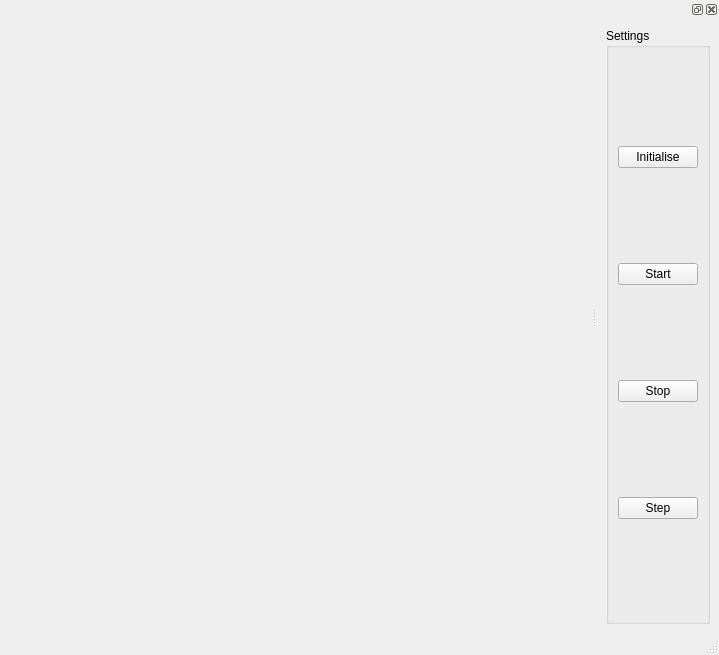
Above: ui/MainWindow.ui from rinafumoto/MPM before the change. Below: the same form after it.
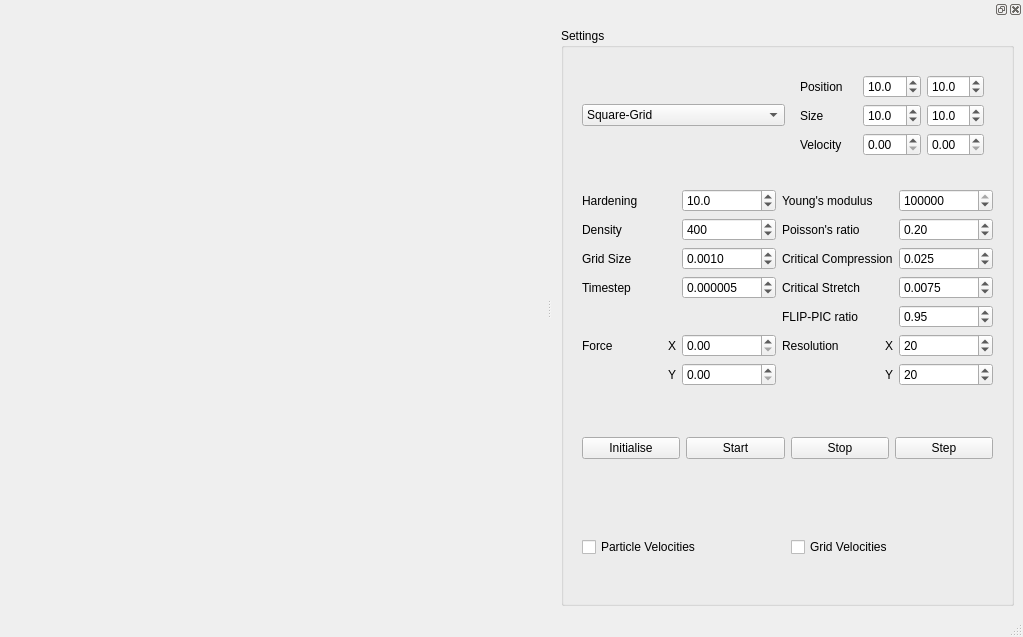
That is the form after the change.

```diff
--- a/ui/MainWindow.ui
+++ b/ui/MainWindow.ui
@@ -6,8 +6,8 @@
    <rect>
     <x>0</x>
     <y>0</y>
-    <width>719</width>
-    <height>655</height>
+    <width>1023</width>
+    <height>637</height>
    </rect>
   </property>
   <property name="windowTitle">
@@ -22,8 +22,8 @@
       </property>
       <property name="sizeHint" stdset="0">
        <size>
-        <width>452</width>
-        <height>20</height>
+        <width>552</width>
+        <height>0</height>
        </size>
       </property>
      </spacer>
@@ -42,6 +42,12 @@
   </widget>
   <widget class="QStatusBar" name="statusbar"/>
   <widget class="QDockWidget" name="dockWidget">
+   <property name="minimumSize">
+    <size>
+     <width>471</width>
+     <height>587</height>
+    </size>
+   </property>
    <attribute name="dockWidgetArea">
     <number>2</number>
    </attribute>
@@ -52,33 +58,447 @@
        <property name="title">
         <string>Settings</string>
        </property>
-       <layout class="QGridLayout" name="gridLayout_2">
-        <item row="3" column="1">
-         <widget class="QPushButton" name="m_step">
-          <property name="text">
-           <string>Step</string>
-          </property>
+       <layout class="QVBoxLayout" name="verticalLayout_2">
+        <item>
+         <widget class="QWidget" name="widget_4" native="true">
+          <layout class="QGridLayout" name="gridLayout_3">
+           <item row="0" column="1">
+            <widget class="QComboBox" name="m_shape">
+             <item>
+              <property name="text">
+               <string>Square-Grid</string>
+              </property>
+             </item>
+             <item>
+              <property name="text">
+               <string>Square-Rand</string>
+              </property>
+             </item>
+             <item>
+              <property name="text">
+               <string>Circle-LowRes</string>
+              </property>
+             </item>
+             <item>
+              <property name="text">
+               <string>Circle-HighRes</string>
+              </property>
+             </item>
+            </widget>
+           </item>
+           <item row="0" column="2">
+            <widget class="QWidget" name="widget_5" native="true">
+             <layout class="QGridLayout" name="gridLayout_4">
+              <item row="1" column="0">
+               <widget class="QLabel" name="label_13">
+                <property name="text">
+                 <string>Size</string>
+                </property>
+               </widget>
+              </item>
+              <item row="1" column="1">
+               <widget class="QDoubleSpinBox" name="m_sizeX">
+                <property name="decimals">
+                 <number>1</number>
+                </property>
+                <property name="value">
+                 <double>10.000000000000000</double>
+                </property>
+               </widget>
+              </item>
+              <item row="0" column="2">
+               <widget class="QDoubleSpinBox" name="m_posY">
+                <property name="decimals">
+                 <number>1</number>
+                </property>
+                <property name="value">
+                 <double>10.000000000000000</double>
+                </property>
+               </widget>
+              </item>
+              <item row="0" column="1">
+               <widget class="QDoubleSpinBox" name="m_posX">
+                <property name="decimals">
+                 <number>1</number>
+                </property>
+                <property name="value">
+                 <double>10.000000000000000</double>
+                </property>
+               </widget>
+              </item>
+              <item row="0" column="0">
+               <widget class="QLabel" name="label_12">
+                <property name="text">
+                 <string>Position</string>
+                </property>
+               </widget>
+              </item>
+              <item row="1" column="2">
+               <widget class="QDoubleSpinBox" name="m_sizeY">
+                <property name="decimals">
+                 <number>1</number>
+                </property>
+                <property name="value">
+                 <double>10.000000000000000</double>
+                </property>
+               </widget>
+              </item>
+              <item row="2" column="0">
+               <widget class="QLabel" name="label_18">
+                <property name="text">
+                 <string>Velocity</string>
+                </property>
+               </widget>
+              </item>
+              <item row="2" column="1">
+               <widget class="QDoubleSpinBox" name="m_velX">
+                <property name="decimals">
+                 <number>2</number>
+                </property>
+               </widget>
+              </item>
+              <item row="2" column="2">
+               <widget class="QDoubleSpinBox" name="m_velY">
+                <property name="decimals">
+                 <number>2</number>
+                </property>
+               </widget>
+              </item>
+             </layout>
+            </widget>
+           </item>
+          </layout>
          </widget>
         </item>
-        <item row="0" column="1">
-         <widget class="QPushButton" name="m_initialise">
-          <property name="text">
-           <string>Initialise</string>
-          </property>
+        <item>
+         <widget class="QWidget" name="widget" native="true">
+          <layout class="QGridLayout" name="gridLayout_2">
+           <item row="3" column="4">
+            <widget class="QDoubleSpinBox" name="m_poisson">
+             <property name="decimals">
+              <number>2</number>
+             </property>
+             <property name="singleStep">
+              <double>0.010000000000000</double>
+             </property>
+             <property name="value">
+              <double>0.200000000000000</double>
+             </property>
+            </widget>
+           </item>
+           <item row="2" column="3">
+            <widget class="QLabel" name="label">
+             <property name="text">
+              <string>Young's modulus</string>
+             </property>
+            </widget>
+           </item>
+           <item row="3" column="3">
+            <widget class="QLabel" name="label_2">
+             <property name="text">
+              <string>Poisson's ratio</string>
+             </property>
+            </widget>
+           </item>
+           <item row="7" column="2">
+            <widget class="QDoubleSpinBox" name="m_forceX"/>
+           </item>
+           <item row="7" column="0">
+            <layout class="QHBoxLayout" name="horizontalLayout_2">
+             <item>
+              <widget class="QLabel" name="label_14">
+               <property name="text">
+                <string>Force   </string>
+               </property>
+              </widget>
+             </item>
+             <item>
+              <widget class="QLabel" name="label_15">
+               <property name="text">
+                <string>X</string>
+               </property>
+               <property name="alignment">
+                <set>Qt::AlignRight|Qt::AlignTrailing|Qt::AlignVCenter</set>
+               </property>
+              </widget>
+             </item>
+            </layout>
+           </item>
+           <item row="6" column="3">
+            <widget class="QLabel" name="label_7">
+             <property name="text">
+              <string>FLIP-PIC ratio</string>
+             </property>
+            </widget>
+           </item>
+           <item row="2" column="2">
+            <widget class="QDoubleSpinBox" name="m_hardening">
+             <property name="decimals">
+              <number>1</number>
+             </property>
+             <property name="value">
+              <double>10.000000000000000</double>
+             </property>
+            </widget>
+           </item>
+           <item row="5" column="2">
+            <widget class="QDoubleSpinBox" name="m_timestep">
+             <property name="decimals">
+              <number>6</number>
+             </property>
+             <property name="value">
+              <double>0.000005000000000</double>
+             </property>
+            </widget>
+           </item>
+           <item row="4" column="3">
+            <widget class="QLabel" name="label_5">
+             <property name="text">
+              <string>Critical Compression</string>
+             </property>
+            </widget>
+           </item>
+           <item row="2" column="0">
+            <widget class="QLabel" name="label_4">
+             <property name="text">
+              <string>Hardening</string>
+             </property>
+            </widget>
+           </item>
+           <item row="3" column="2">
+            <widget class="QDoubleSpinBox" name="m_density">
+             <property name="decimals">
+              <number>0</number>
+             </property>
+             <property name="maximum">
+              <double>1000.000000000000000</double>
+             </property>
+             <property name="value">
+              <double>400.000000000000000</double>
+             </property>
+            </widget>
+           </item>
+           <item row="4" column="4">
+            <widget class="QDoubleSpinBox" name="m_compression">
+             <property name="decimals">
+              <number>3</number>
+             </property>
+             <property name="singleStep">
+              <double>0.001000000000000</double>
+             </property>
+             <property name="value">
+              <double>0.025000000000000</double>
+             </property>
+            </widget>
+           </item>
+           <item row="4" column="2">
+            <widget class="QDoubleSpinBox" name="m_gridsize">
+             <property name="decimals">
+              <number>4</number>
+             </property>
+             <property name="singleStep">
+              <double>0.000100000000000</double>
+             </property>
+             <property name="value">
+              <double>0.001000000000000</double>
+             </property>
+            </widget>
+           </item>
+           <item row="8" column="2">
+            <widget class="QDoubleSpinBox" name="m_forceY"/>
+           </item>
+           <item row="5" column="4">
+            <widget class="QDoubleSpinBox" name="m_stretch">
+             <property name="decimals">
+              <number>4</number>
+             </property>
+             <property name="minimum">
+              <double>0.000000000000000</double>
+             </property>
+             <property name="singleStep">
+              <double>0.000100000000000</double>
+             </property>
+             <property name="value">
+              <double>0.007500000000000</double>
+             </property>
+            </widget>
+           </item>
+           <item row="4" column="0">
+            <widget class="QLabel" name="label_8">
+             <property name="text">
+              <string>Grid Size</string>
+             </property>
+            </widget>
+           </item>
+           <item row="2" column="4">
+            <widget class="QDoubleSpinBox" name="m_youngs">
+             <property name="decimals">
+              <number>0</number>
+             </property>
+             <property name="maximum">
+              <double>1000000.000000000000000</double>
+             </property>
+             <property name="value">
+              <double>140000.000000000000000</double>
+             </property>
+            </widget>
+           </item>
+           <item row="6" column="4">
+            <widget class="QDoubleSpinBox" name="m_blending">
+             <property name="maximum">
+              <double>1.000000000000000</double>
+             </property>
+             <property name="singleStep">
+              <double>0.010000000000000</double>
+             </property>
+             <property name="value">
+              <double>0.950000000000000</double>
+             </property>
+            </widget>
+           </item>
+           <item row="5" column="3">
+            <widget class="QLabel" name="label_6">
+             <property name="text">
+              <string>Critical Stretch</string>
+             </property>
+            </widget>
+           </item>
+           <item row="3" column="0">
+            <widget class="QLabel" name="label_3">
+             <property name="text">
+              <string>Density</string>
+             </property>
+            </widget>
+           </item>
+           <item row="5" column="0">
+            <widget class="QLabel" name="label_10">
+             <property name="text">
+              <string>Timestep</string>
+             </property>
+            </widget>
+           </item>
+           <item row="7" column="3">
+            <layout class="QHBoxLayout" name="horizontalLayout_4">
+             <item>
+              <widget class="QLabel" name="label_11">
+               <property name="text">
+                <string>Resolution</string>
+               </property>
+              </widget>
+             </item>
+             <item>
+              <widget class="QLabel" name="label_16">
+               <property name="text">
+                <string>X</string>
+               </property>
+               <property name="alignment">
+                <set>Qt::AlignRight|Qt::AlignTrailing|Qt::AlignVCenter</set>
+               </property>
+              </widget>
+             </item>
+            </layout>
+           </item>
+           <item row="8" column="3">
+            <widget class="QLabel" name="label_17">
+             <property name="text">
+              <string>Y</string>
+             </property>
+             <property name="alignment">
+              <set>Qt::AlignRight|Qt::AlignTrailing|Qt::AlignVCenter</set>
+             </property>
+            </widget>
+           </item>
+           <item row="8" column="0">
+            <widget class="QLabel" name="label_9">
+             <property name="text">
+              <string>Y</string>
+             </property>
+             <property name="alignment">
+              <set>Qt::AlignRight|Qt::AlignTrailing|Qt::AlignVCenter</set>
+             </property>
+            </widget>
+           </item>
+           <item row="7" column="4">
+            <widget class="QSpinBox" name="m_resX">
+             <property name="minimum">
+              <number>1</number>
+             </property>
+             <property name="maximum">
+              <number>100</number>
+             </property>
+             <property name="value">
+              <number>20</number>
+             </property>
+            </widget>
+           </item>
+           <item row="8" column="4">
+            <widget class="QSpinBox" name="m_resY">
+             <property name="minimum">
+              <number>1</number>
+             </property>
+             <property name="maximum">
+              <number>100</number>
+             </property>
+             <property name="value">
+              <number>20</number>
+             </property>
+            </widget>
+           </item>
+          </layout>
          </widget>
         </item>
-        <item row="1" column="1">
-         <widget class="QPushButton" name="m_start">
-          <property name="text">
-           <string>Start</string>
-          </property>
+        <item>
+         <widget class="QWidget" name="widget_2" native="true">
+          <layout class="QGridLayout" name="gridLayout">
+           <item row="0" column="2">
+            <widget class="QPushButton" name="m_start">
+             <property name="text">
+              <string>Start</string>
+             </property>
+            </widget>
+           </item>
+           <item row="0" column="3">
+            <widget class="QPushButton" name="m_stop">
+             <property name="text">
+              <string>Stop</string>
+             </property>
+            </widget>
+           </item>
+           <item row="0" column="0">
+            <widget class="QPushButton" name="m_initialise">
+             <property name="text">
+              <string>Initialise</string>
+             </property>
+            </widget>
+           </item>
+           <item row="0" column="4">
+            <widget class="QPushButton" name="m_step">
+             <property name="text">
+              <string>Step</string>
+             </property>
+            </widget>
+           </item>
+          </layout>
          </widget>
         </item>
-        <item row="2" column="1">
-         <widget class="QPushButton" name="m_stop">
-          <property name="text">
-           <string>Stop</string>
-          </property>
+        <item>
+         <widget class="QWidget" name="widget_3" native="true">
+          <layout class="QHBoxLayout" name="horizontalLayout">
+           <item>
+            <widget class="QCheckBox" name="m_particleVel">
+             <property name="text">
+              <string>Particle Velocities</string>
+             </property>
+            </widget>
+           </item>
+           <item>
+            <widget class="QCheckBox" name="m_gridVel">
+             <property name="text">
+              <string>Grid Velocities</string>
+             </property>
+            </widget>
+           </item>
+          </layout>
          </widget>
         </item>
        </layout>
```
Left out of the diff: 2 changed lines with no effect on the pictures.
